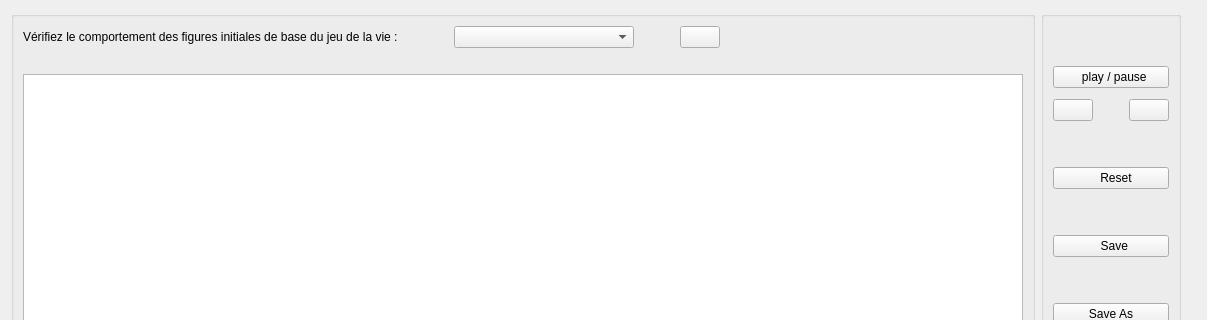
Qt form jdlv.ui (jimpioche/jeu_de_la_vie) before a commit; both pictures show x 0 to 1207 and y 0 to 320 of the 1207 by 852 pixel window.
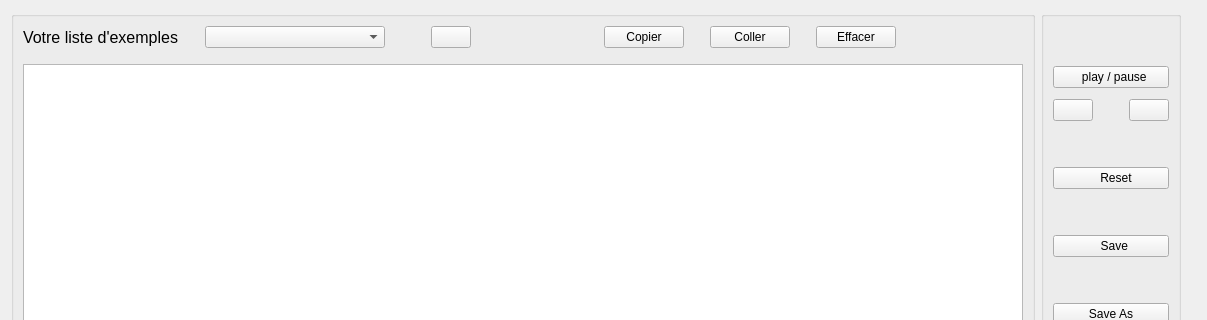
The same form after that commit. Icons and pictures are not drawn.

Commit message: Adding Copier Coller Effacer fonctionnalities

Patch:
```diff
--- a/jdlv.ui
+++ b/jdlv.ui
@@ -58,7 +58,7 @@
         <item row="0" column="0">
          <layout class="QGridLayout" name="gridLayout_6">
           <property name="bottomMargin">
-           <number>20</number>
+           <number>10</number>
           </property>
           <item row="0" column="2">
            <widget class="QComboBox" name="cb_figures_de_base">
@@ -70,57 +70,25 @@
             </property>
            </widget>
           </item>
-          <item row="0" column="1">
-           <spacer name="horizontalSpacer">
-            <property name="orientation">
-             <enum>Qt::Horizontal</enum>
+          <item row="0" column="7">
+           <layout class="QGridLayout" name="gridLayout_8">
+            <property name="rightMargin">
+             <number>0</number>
             </property>
-            <property name="sizeType">
-             <enum>QSizePolicy::Fixed</enum>
-            </property>
-            <property name="sizeHint" stdset="0">
-             <size>
-              <width>40</width>
-              <height>20</height>
-             </size>
-            </property>
-           </spacer>
-          </item>
-          <item row="0" column="3">
-           <spacer name="horizontalSpacer_3">
-            <property name="orientation">
-             <enum>Qt::Horizontal</enum>
-            </property>
-            <property name="sizeType">
-             <enum>QSizePolicy::Fixed</enum>
-            </property>
-            <property name="sizeHint" stdset="0">
-             <size>
-              <width>40</width>
-              <height>20</height>
-             </size>
-            </property>
-           </spacer>
-          </item>
-          <item row="0" column="0">
-           <widget class="QLabel" name="label">
-            <property name="text">
-             <string>Vérifiez le comportement des figures initiales de base du jeu de la vie :   </string>
-            </property>
-           </widget>
-          </item>
-          <item row="0" column="5">
-           <spacer name="horizontalSpacer_2">
-            <property name="orientation">
-             <enum>Qt::Horizontal</enum>
-            </property>
-            <property name="sizeHint" stdset="0">
-             <size>
-              <width>40</width>
-              <height>20</height>
-             </size>
-            </property>
-           </spacer>
+            <item row="0" column="2">
+             <spacer name="horizontalSpacer_5">
+              <property name="orientation">
+               <enum>Qt::Horizontal</enum>
+              </property>
+              <property name="sizeHint" stdset="0">
+               <size>
+                <width>40</width>
+                <height>20</height>
+               </size>
+              </property>
+             </spacer>
+            </item>
+           </layout>
           </item>
           <item row="0" column="4">
            <widget class="QPushButton" name="pb_add_examples">
@@ -131,11 +99,131 @@
              <string/>
             </property>
             <property name="icon">
-             <iconset resource="jdlv.qrc">
+             <iconset>
               <normaloff>:/newPrefix/signe_plus.png</normaloff>:/newPrefix/signe_plus.png</iconset>
             </property>
            </widget>
           </item>
+          <item row="0" column="1">
+           <spacer name="horizontalSpacer">
+            <property name="orientation">
+             <enum>Qt::Horizontal</enum>
+            </property>
+            <property name="sizeType">
+             <enum>QSizePolicy::Fixed</enum>
+            </property>
+            <property name="sizeHint" stdset="0">
+             <size>
+              <width>20</width>
+              <height>20</height>
+             </size>
+            </property>
+           </spacer>
+          </item>
+          <item row="0" column="5">
+           <spacer name="horizontalSpacer_2">
+            <property name="orientation">
+             <enum>Qt::Horizontal</enum>
+            </property>
+            <property name="sizeType">
+             <enum>QSizePolicy::Expanding</enum>
+            </property>
+            <property name="sizeHint" stdset="0">
+             <size>
+              <width>80</width>
+              <height>20</height>
+             </size>
+            </property>
+           </spacer>
+          </item>
+          <item row="0" column="0">
+           <widget class="QLabel" name="label_numero_generation">
+            <property name="font">
+             <font>
+              <pointsize>12</pointsize>
+             </font>
+            </property>
+            <property name="text">
+             <string>Votre liste d'exemples</string>
+            </property>
+           </widget>
+          </item>
+          <item row="0" column="6">
+           <layout class="QGridLayout" name="gridLayout_9">
+            <property name="leftMargin">
+             <number>0</number>
+            </property>
+            <item row="0" column="0">
+             <widget class="QPushButton" name="pb_copier">
+              <property name="text">
+               <string>Copier</string>
+              </property>
+             </widget>
+            </item>
+            <item row="0" column="1">
+             <spacer name="horizontalSpacer_6">
+              <property name="orientation">
+               <enum>Qt::Horizontal</enum>
+              </property>
+              <property name="sizeType">
+               <enum>QSizePolicy::Fixed</enum>
+              </property>
+              <property name="sizeHint" stdset="0">
+               <size>
+                <width>20</width>
+                <height>20</height>
+               </size>
+              </property>
+             </spacer>
+            </item>
+            <item row="0" column="4">
+             <widget class="QPushButton" name="pb_effacer">
+              <property name="text">
+               <string>Effacer</string>
+              </property>
+             </widget>
+            </item>
+            <item row="0" column="2">
+             <widget class="QPushButton" name="pb_coller">
+              <property name="text">
+               <string>Coller</string>
+              </property>
+             </widget>
+            </item>
+            <item row="0" column="3">
+             <spacer name="horizontalSpacer_7">
+              <property name="orientation">
+               <enum>Qt::Horizontal</enum>
+              </property>
+              <property name="sizeType">
+               <enum>QSizePolicy::Fixed</enum>
+              </property>
+              <property name="sizeHint" stdset="0">
+               <size>
+                <width>20</width>
+                <height>20</height>
+               </size>
+              </property>
+             </spacer>
+            </item>
+           </layout>
+          </item>
+          <item row="0" column="3">
+           <spacer name="horizontalSpacer_3">
+            <property name="orientation">
+             <enum>Qt::Horizontal</enum>
+            </property>
+            <property name="sizeType">
+             <enum>QSizePolicy::Fixed</enum>
+            </property>
+            <property name="sizeHint" stdset="0">
+             <size>
+              <width>40</width>
+              <height>20</height>
+             </size>
+            </property>
+           </spacer>
+          </item>
          </layout>
         </item>
        </layout>
@@ -331,7 +419,7 @@
                <string/>
               </property>
               <property name="icon">
-               <iconset resource="jdlv.qrc">
+               <iconset>
                 <normaloff>:/newPrefix/undo.png</normaloff>:/newPrefix/undo.png</iconset>
               </property>
              </widget>
@@ -345,7 +433,7 @@
                <string/>
               </property>
               <property name="icon">
-               <iconset resource="jdlv.qrc">
+               <iconset>
                 <normaloff>:/newPrefix/redo.png</normaloff>:/newPrefix/redo.png</iconset>
               </property>
              </widget>
```
The commit also changes 12 other files.
